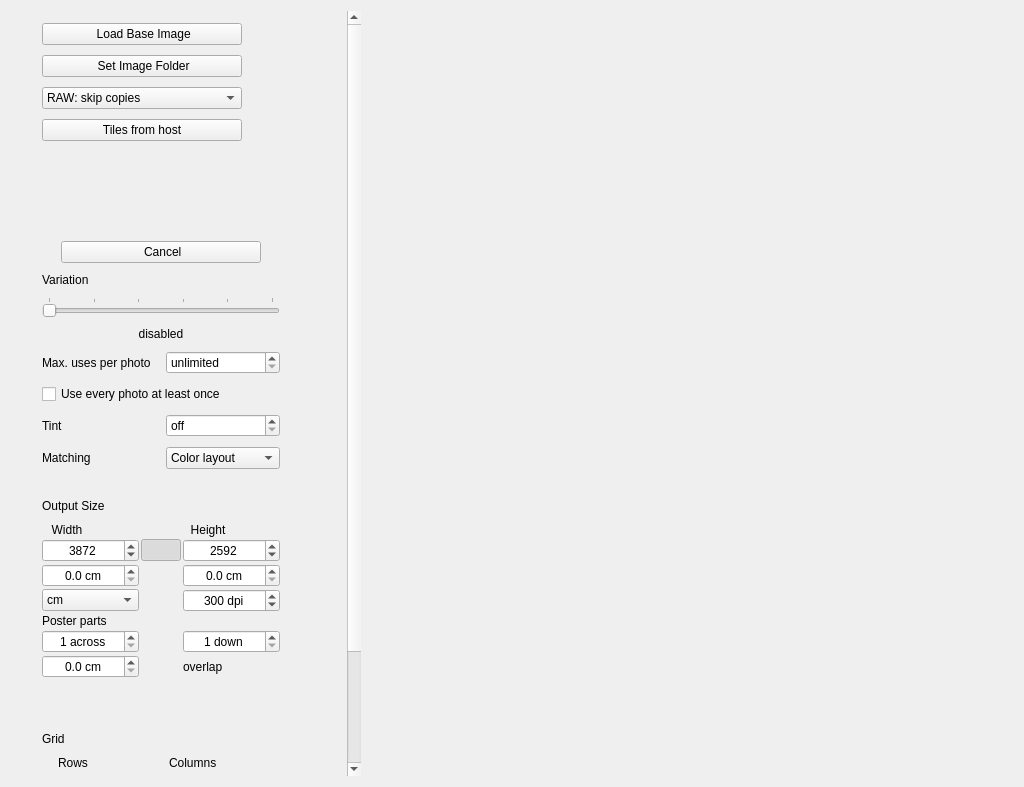
First picture: the form in mainwindow.ui, repository MightyMirko/ImageMosaicWall, before the edit.
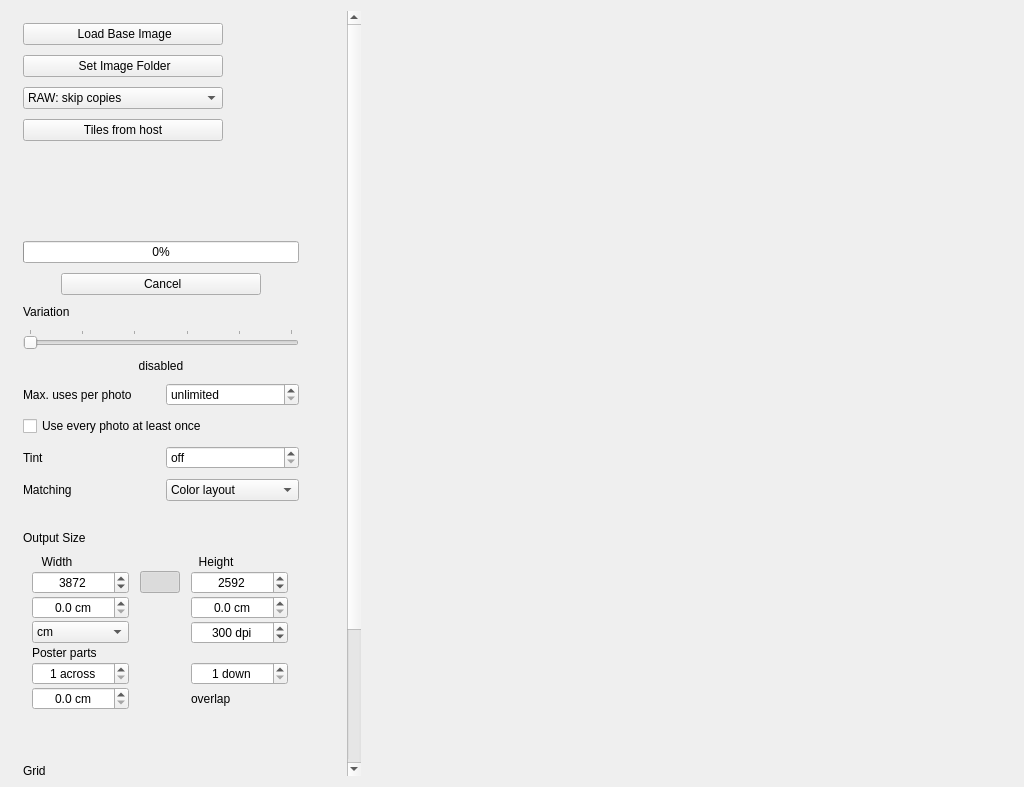
Second picture: the form after the edit. Icons and pictures are not drawn. Custom widgets are drawn as their Qt base class.

Commit message: Cache photo tiles for large mosaics and show each step's progress

```diff
--- a/mainwindow.ui
+++ b/mainwindow.ui
@@ -308,6 +308,19 @@
                  </property>
                 </widget>
                </item>
+               <item>
+                <widget class="QProgressBar" name="barStep">
+                 <property name="visible">
+                  <bool>false</bool>
+                 </property>
+                 <property name="maximum">
+                  <number>1</number>
+                 </property>
+                 <property name="value">
+                  <number>0</number>
+                 </property>
+                </widget>
+               </item>
                <item alignment="Qt::AlignHCenter">
                 <widget class="QPushButton" name="btnCancel">
                  <property name="minimumSize">
```
The commit also changes 6 other files.
